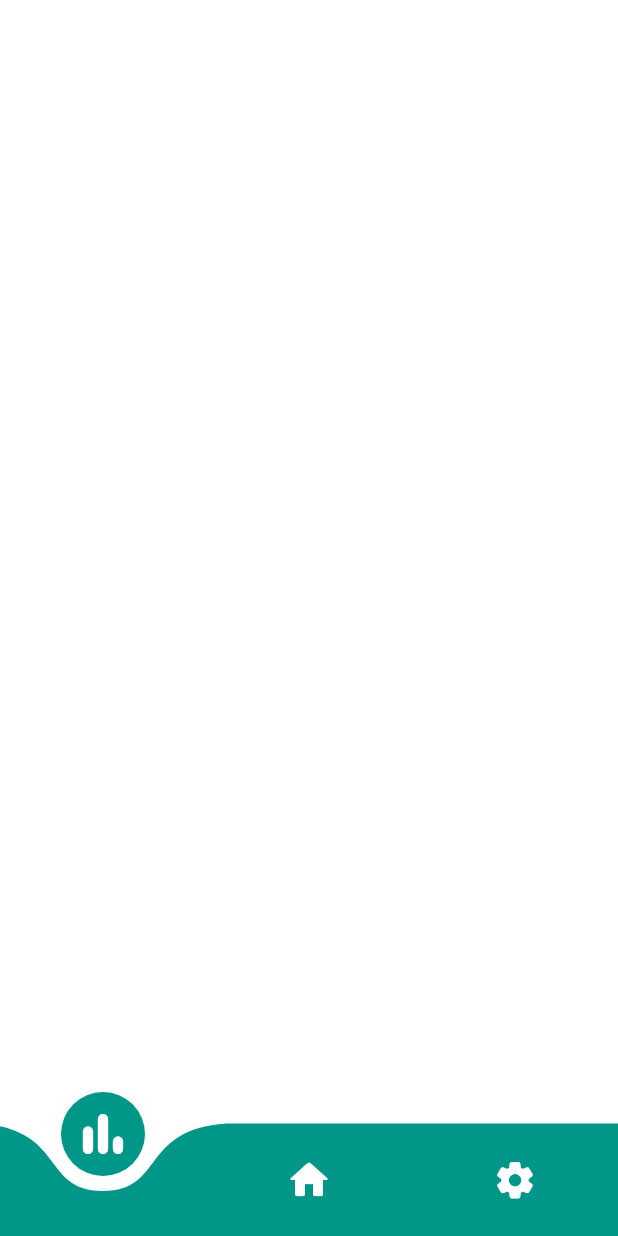
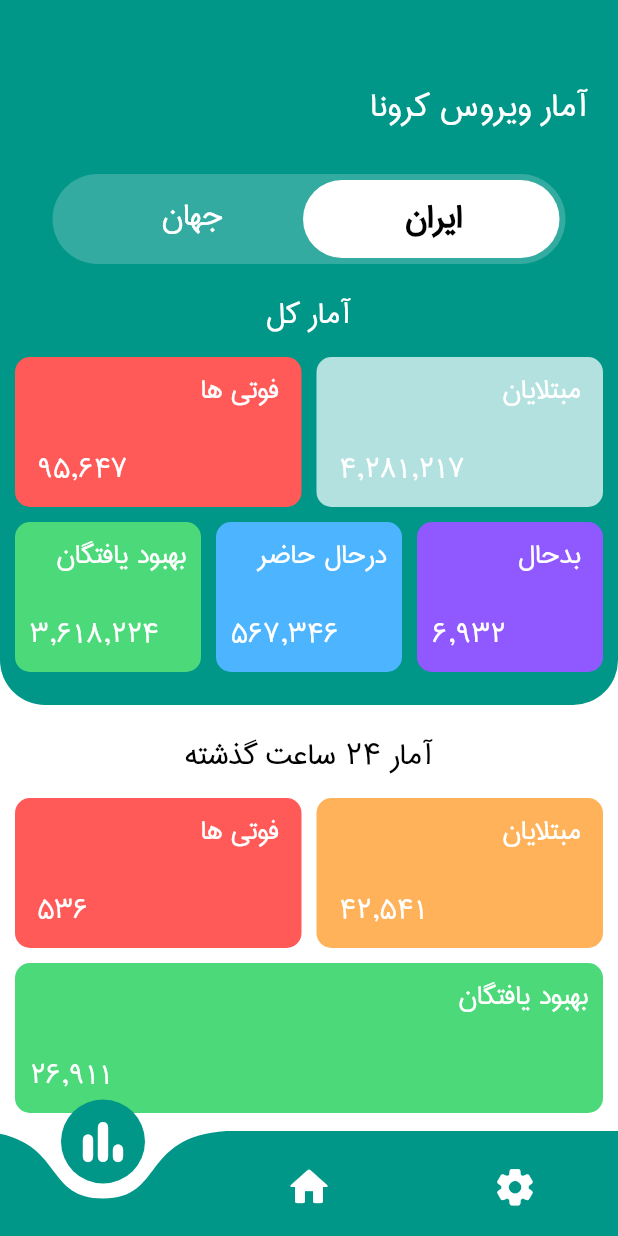
Before and after one commit to ErfanRht/Anti-Corona, a Flutter app: the screen it shows after launch, item 3 of the bottom bar chosen, on a phone screen of 412 x 824 dp. Run offline on Flutter 3.47's test engine with Material 2 defaults, Android fonts, the light colour scheme and no system bars; drawn by our look-alikes of curved_navigation_bar; our stand-ins replace get, introduction_screen; missing offline and left inert: ms_undraw.

Commit message:
statistics screen almost completed

```diff
--- /dev/null
+++ b/lib/constants/types.dart
@@ -0,0 +1 @@
+enum StatisticsTabs { IRAN, WORLD }
--- a/lib/screens/base/base-controller.dart
+++ b/lib/screens/base/base-controller.dart
@@ -5,7 +5,6 @@ class BaseController extends GetxController {
 
   updateBase({int newCurrentPage}) {
     currentPage = newCurrentPage != null ? newCurrentPage : currentPage;
-    print(newCurrentPage);
     update();
   }
 }
--- a/lib/screens/base/base.dart
+++ b/lib/screens/base/base.dart
@@ -30,7 +30,7 @@ class Base extends StatelessWidget {
           backgroundColor: kBackgroundColor,
           body: _body.elementAt(_.currentPage),
           bottomNavigationBar: CurvedNavigationBar(
-            height: 75,
+            height: 70,
             index: 1,
             animationDuration: Duration(milliseconds: 500),
             backgroundColor: kBackgroundColor,
--- /dev/null
+++ b/lib/screens/base/pages/settings/app-bar.dart
@@ -0,0 +1,26 @@
+import 'package:coronavirus/constants/colors.dart';
+import 'package:flutter/material.dart';
+
+class SettingsAppBar extends StatelessWidget {
+  @override
+  Widget build(BuildContext context) {
+    return Container(
+      width: MediaQuery.of(context).size.width,
+      height: 125,
+      decoration: BoxDecoration(
+          color: kPrimaryColor,
+          borderRadius: BorderRadius.only(
+              bottomRight: Radius.circular(25),
+              bottomLeft: Radius.circular(25))),
+      child: Row(
+        children: [
+          Padding(
+            padding: EdgeInsets.only(right: 20, top: 50),
+            child: Text("تنظیمات",
+                style: TextStyle(color: Colors.white, fontSize: 30)),
+          )
+        ],
+      ),
+    );
+  }
+}
--- a/lib/screens/base/pages/settings/settings.dart
+++ b/lib/screens/base/pages/settings/settings.dart
@@ -1,11 +1,16 @@
 import 'package:coronavirus/constants/colors.dart';
+import 'package:coronavirus/screens/base/pages/settings/app-bar.dart';
 import 'package:flutter/material.dart';
 
 class SettingsScreen extends StatelessWidget {
   @override
   Widget build(BuildContext context) {
     return Scaffold(
-      backgroundColor: kBackgroundColor,
-    );
+        backgroundColor: kBackgroundColor,
+        body: Column(
+          children: [
+            SettingsAppBar(),
+          ],
+        ));
   }
 }
--- /dev/null
+++ b/lib/screens/base/pages/statistics/app-bar.dart
@@ -0,0 +1,53 @@
+import 'package:coronavirus/constants/colors.dart';
+import 'package:coronavirus/screens/base/pages/statistics/switch-tabs.dart';
+import 'package:coronavirus/screens/base/pages/statistics/total-statistics.dart';
+import 'package:flutter/material.dart';
+
+class StatisticsAppBar extends StatelessWidget {
+  @override
+  Widget build(BuildContext context) {
+    return Container(
+      width: MediaQuery.of(context).size.width,
+      height: 470,
+      decoration: BoxDecoration(
+          color: kPrimaryColor,
+          borderRadius: BorderRadius.only(
+              bottomRight: Radius.circular(30),
+              bottomLeft: Radius.circular(30))),
+      child: Column(
+        children: [
+          Padding(
+            padding:
+                const EdgeInsets.only(right: 20, left: 20, bottom: 10, top: 50),
+            child: Row(
+              mainAxisAlignment: MainAxisAlignment.start,
+              children: [
+                Text(
+                  'آمار ویروس کرونا',
+                  style: TextStyle(
+                    color: Colors.white,
+                    fontSize: 27.5,
+                  ),
+                ),
+              ],
+            ),
+          ),
+          StatisticsSwitchTabs(),
+          Padding(
+            padding: EdgeInsets.only(top: 15, bottom: 10),
+            child: Center(
+              child: Text(
+                "آمار کل",
+                style: TextStyle(
+                  color: Colors.white,
+                  fontSize: 25,
+                ),
+              ),
+            ),
+          ),
+          TotalStatistics(),
+        ],
+      ),
+    );
+  }
+}
--- /dev/null
+++ b/lib/screens/base/pages/statistics/body.dart
@@ -0,0 +1,141 @@
+import 'package:flutter/material.dart';
+
+class StatisticsBody extends StatelessWidget {
+  @override
+  Widget build(BuildContext context) {
+    return Column(
+      children: [
+        Padding(
+          padding: EdgeInsets.only(top: 15, bottom: 10),
+          child: Center(
+            child: Text(
+              "آمار 24 ساعت گذشته",
+              style: TextStyle(
+                color: Colors.black,
+                fontSize: 25,
+              ),
+            ),
+          ),
+        ),
+        Row(
+          mainAxisAlignment: MainAxisAlignment.spaceBetween,
+          children: [
+            Container(
+              margin: EdgeInsets.only(right: 10),
+              height: 100,
+              width: (MediaQuery.of(context).size.width - 30) / 2,
+              decoration: BoxDecoration(
+                  color: Color(0xffFFB25A),
+                  borderRadius: BorderRadius.circular(10)),
+              child: Column(
+                children: [
+                  Row(
+                    children: [
+                      Padding(
+                        padding: const EdgeInsets.only(top: 5, right: 15),
+                        child: Text(
+                          "مبتلایان",
+                          style: TextStyle(color: Colors.white, fontSize: 22.5),
+                        ),
+                      ),
+                    ],
+                  ),
+                  Row(
+                    mainAxisAlignment: MainAxisAlignment.end,
+                    children: [
+                      Padding(
+                        padding: const EdgeInsets.only(top: 20, left: 15),
+                        child: Text(
+                          "42,541",
+                          style: TextStyle(color: Colors.white, fontSize: 22.5),
+                        ),
+                      ),
+                    ],
+                  ),
+                ],
+              ),
+            ),
+            Container(
+              margin: EdgeInsets.only(left: 10),
+              height: 100,
+              width: (MediaQuery.of(context).size.width - 30) / 2,
+              decoration: BoxDecoration(
+                  color: Color(0xffFF5958),
+                  borderRadius: BorderRadius.circular(10)),
+              child: Column(
+                children: [
+                  Row(
+                    children: [
+                      Padding(
+                        padding: const EdgeInsets.only(top: 5, right: 15),
+                        child: Text(
+                          "فوتی ها",
+                          style: TextStyle(color: Colors.white, fontSize: 22.5),
+                        ),
+                      ),
+                    ],
+                  ),
+                  Row(
+                    mainAxisAlignment: MainAxisAlignment.end,
+                    children: [
+                      Padding(
+                        padding: const EdgeInsets.only(top: 20, left: 15),
+                        child: Text(
+                          "536",
+                          style: TextStyle(color: Colors.white, fontSize: 22.5),
+                        ),
+                      ),
+                    ],
+                  ),
+                ],
+              ),
+            ),
+          ],
+        ),
+        SizedBox(
+          height: 10,
+        ),
+        Row(
+          mainAxisAlignment: MainAxisAlignment.center,
+          children: [
+            Container(
+              margin: EdgeInsets.only(left: 0),
+              height: 100,
+              width: (MediaQuery.of(context).size.width - 20),
+              decoration: BoxDecoration(
+                  color: Color(0xff4CD97A),
+                  borderRadius: BorderRadius.circular(10)),
+              child: Column(
+                children: [
+                  Row(
+                    children: [
+                      Padding(
+                        padding: const EdgeInsets.only(top: 5, right: 10),
+                        child: Text(
+                          "بهبود یافتگان",
+                          style: TextStyle(color: Colors.white, fontSize: 22.5),
+                        ),
+                      ),
+                    ],
+                  ),
+                  Row(
+                    mainAxisAlignment: MainAxisAlignment.end,
+                    children: [
+                      Padding(
+                        padding: const EdgeInsets.only(top: 20, left: 10),
+                        child: Text(
+                          "26,911",
+                          style: TextStyle(color: Colors.white, fontSize: 22.5),
+                        ),
+                      ),
+                    ],
+                  ),
+                ],
+              ),
+            ),
+          ],
+        ),
+      ],
+    );
+  }
+}
--- /dev/null
+++ b/lib/screens/base/pages/statistics/statistics-controller.dart
@@ -0,0 +1,4 @@
+import 'package:flutter/material.dart';
+import 'package:get/get.dart';
+
+class StatisticsController extends GetxController {}
--- a/lib/screens/base/pages/statistics/statistics.dart
+++ b/lib/screens/base/pages/statistics/statistics.dart
@@ -1,4 +1,6 @@
 import 'package:coronavirus/constants/colors.dart';
+import 'package:coronavirus/screens/base/pages/statistics/app-bar.dart';
+import 'package:coronavirus/screens/base/pages/statistics/body.dart';
 import 'package:flutter/material.dart';
 
 class StatisticsScreen extends StatelessWidget {
@@ -6,6 +8,9 @@ class StatisticsScreen extends StatelessWidget {
   Widget build(BuildContext context) {
     return Scaffold(
       backgroundColor: kBackgroundColor,
+      body: Column(
+        children: [StatisticsAppBar(), StatisticsBody()],
+      ),
     );
   }
 }
--- /dev/null
+++ b/lib/screens/base/pages/statistics/switch-tabs.dart
@@ -0,0 +1,144 @@
+import 'package:coronavirus/constants/types.dart';
+import 'package:flutter/material.dart';
+
+class StatisticsSwitchTabs extends StatefulWidget {
+  @override
+  _StatisticsSwitchTabsState createState() => _StatisticsSwitchTabsState();
+}
+
+class _StatisticsSwitchTabsState extends State<StatisticsSwitchTabs> {
+  EdgeInsets selectedMargin = EdgeInsets.zero;
+  StatisticsTabs selectedTab = StatisticsTabs.IRAN;
+  @override
+  Widget build(BuildContext context) {
+    return Container(
+      margin: EdgeInsets.only(top: 15),
+      padding: EdgeInsets.all(4),
+      width: MediaQuery.of(context).size.width - 70,
+      height: 60,
+      decoration: BoxDecoration(
+          color: Color(0xffFFFFFF).withOpacity(0.2),
+          borderRadius: BorderRadius.circular(50)),
+      child: Stack(
+        children: [
+          InkWell(
+            onTap: () {
+              switchTab();
+            },
+            child: Padding(
+              padding: const EdgeInsets.only(top: 5),
+              child: Row(
+                mainAxisAlignment: MainAxisAlignment.spaceBetween,
+                children: [
+                  SizedBox(
+                    width: 20,
+                  ),
+                  InkWell(
+                    onTap: () {
+                      switchTab();
+                    },
+                    child: AnimatedOpacity(
+                      opacity: selectedTab == StatisticsTabs.WORLD ? 1 : 0,
+                      duration: Duration(milliseconds: 250),
+                      child: Text(
+                        "ایران",
+                        style: TextStyle(
+                          color: Color(0xffffffff),
+                          fontSize: 26,
+                        ),
+                      ),
+                    ),
+                  ),
+                  SizedBox(
+                    width: 20,
+                  ),
+                  InkWell(
+                    onTap: () {
+                      switchTab();
+                    },
+                    child: AnimatedOpacity(
+                      opacity: selectedTab == StatisticsTabs.IRAN ? 1 : 0,
+                      duration: Duration(milliseconds: 250),
+                      child: Text(
+                        "جهان",
+                        style: TextStyle(
+                          color: Color(0xffffffff),
+                          fontSize: 26,
+                        ),
+                      ),
+                    ),
+                  ),
+                  SizedBox(
+                    width: 20,
+                  ),
+                ],
+              ),
+            ),
+          ),
+          Row(
+            children: [
+              InkWell(
+                onTap: () {
+                  switchTab();
+                },
+                child: AnimatedContainer(
+                  duration: Duration(milliseconds: 250),
+                  margin: selectedMargin,
+                  width: (MediaQuery.of(context).size.width - 70) / 2,
+                  height: 60,
+                  decoration: BoxDecoration(
+                      color: Color(0xffffffff),
+                      borderRadius: BorderRadius.circular(50)),
+                  child: Center(
+                    child: Stack(
+                      children: [
+                        AnimatedOpacity(
+                          opacity: selectedTab == StatisticsTabs.WORLD ? 1 : 0,
+                          duration: Duration(milliseconds: 50),
+                          child: Text(
+                            "جهان",
+                            style: TextStyle(
+                                color: Colors.black,
+                                fontSize: 26,
+                                fontWeight: FontWeight.bold),
+                          ),
+                        ),
+                        AnimatedOpacity(
+                          opacity: selectedTab == StatisticsTabs.IRAN ? 1 : 0,
+                          duration: Duration(milliseconds: 50),
+                          child: Text(
+                            "ایران",
+                            style: TextStyle(
+                                color: Colors.black,
+                                fontSize: 26,
+                                fontWeight: FontWeight.bold),
+                          ),
+                        ),
+                      ],
+                    ),
+                  ),
+                ),
+              ),
+            ],
+          ),
+        ],
+      ),
+    );
+  }
+
+  switchTab() {
+    print("tapped");
+    if (selectedTab == StatisticsTabs.IRAN) {
+      setState(() {
+        selectedTab = StatisticsTabs.WORLD;
+        selectedMargin = EdgeInsets.only(
+            right: (MediaQuery.of(context).size.width - 87.5) / 2);
+      });
+    } else if (selectedTab == StatisticsTabs.WORLD) {
+      setState(() {
+        selectedTab = StatisticsTabs.IRAN;
+        selectedMargin = EdgeInsets.zero;
+      });
+    }
+  }
+}
--- /dev/null
+++ b/lib/screens/base/pages/statistics/total-statistics.dart
@@ -0,0 +1,200 @@
+import 'package:coronavirus/constants/colors.dart';
+import 'package:flutter/material.dart';
+
+class TotalStatistics extends StatelessWidget {
+  @override
+  Widget build(BuildContext context) {
+    return Column(
+      children: [
+        Row(
+          mainAxisAlignment: MainAxisAlignment.spaceBetween,
+          children: [
+            Container(
+              margin: EdgeInsets.only(right: 10),
+              height: 100,
+              width: (MediaQuery.of(context).size.width - 30) / 2,
+              decoration: BoxDecoration(
+                  color: kSecondaryColor,
+                  borderRadius: BorderRadius.circular(10)),
+              child: Column(
+                children: [
+                  Row(
+                    children: [
+                      Padding(
+                        padding: const EdgeInsets.only(top: 5, right: 15),
+                        child: Text(
+                          "مبتلایان",
+                          style: TextStyle(color: Colors.white, fontSize: 22.5),
+                        ),
+                      ),
+                    ],
+                  ),
+                  Row(
+                    mainAxisAlignment: MainAxisAlignment.end,
+                    children: [
+                      Padding(
+                        padding: const EdgeInsets.only(top: 20, left: 15),
+                        child: Text(
+                          "4,281,217",
+                          style: TextStyle(color: Colors.white, fontSize: 22.5),
+                        ),
+                      ),
+                    ],
+                  ),
+                ],
+              ),
+            ),
+            Container(
+              margin: EdgeInsets.only(left: 10),
+              height: 100,
+              width: (MediaQuery.of(context).size.width - 30) / 2,
+              decoration: BoxDecoration(
+                  color: Color(0xffFF5958),
+                  borderRadius: BorderRadius.circular(10)),
+              child: Column(
+                children: [
+                  Row(
+                    children: [
+                      Padding(
+                        padding: const EdgeInsets.only(top: 5, right: 15),
+                        child: Text(
+                          "فوتی ها",
+                          style: TextStyle(color: Colors.white, fontSize: 22.5),
+                        ),
+                      ),
+                    ],
+                  ),
+                  Row(
+                    mainAxisAlignment: MainAxisAlignment.end,
+                    children: [
+                      Padding(
+                        padding: const EdgeInsets.only(top: 20, left: 15),
+                        child: Text(
+                          "95,647",
+                          style: TextStyle(color: Colors.white, fontSize: 22.5),
+                        ),
+                      ),
+                    ],
+                  ),
+                ],
+              ),
+            ),
+          ],
+        ),
+        SizedBox(
+          height: 10,
+        ),
+        Row(
+          mainAxisAlignment: MainAxisAlignment.spaceBetween,
+          children: [
+            Container(
+              margin: EdgeInsets.only(right: 10),
+              height: 100,
+              width: (MediaQuery.of(context).size.width - 40) / 3,
+              decoration: BoxDecoration(
+                  color: Color(0xff9059FF),
+                  borderRadius: BorderRadius.circular(10)),
+              child: Column(
+                children: [
+                  Row(
+                    children: [
+                      Padding(
+                        padding: const EdgeInsets.only(top: 5, right: 15),
+                        child: Text(
+                          "بدحال",
+                          style: TextStyle(color: Colors.white, fontSize: 22.5),
+                        ),
+                      ),
+                    ],
+                  ),
+                  Row(
+                    mainAxisAlignment: MainAxisAlignment.end,
+                    children: [
+                      Padding(
+                        padding: const EdgeInsets.only(top: 20, left: 10),
+                        child: Text(
+                          "6,932",
+                          style: TextStyle(color: Colors.white, fontSize: 22.5),
+                        ),
+                      ),
+                    ],
+                  ),
+                ],
+              ),
+            ),
+            Container(
+              margin: EdgeInsets.only(right: 0),
+              height: 100,
+              width: (MediaQuery.of(context).size.width - 40) / 3,
+              decoration: BoxDecoration(
+                  color: Color(0xff4DB5FF),
+                  borderRadius: BorderRadius.circular(10)),
+              child: Column(
+                children: [
+                  Row(
+                    children: [
+                      Padding(
+                        padding: const EdgeInsets.only(top: 5, right: 10),
+                        child: Text(
+                          "درحال حاضر",
+                          style: TextStyle(color: Colors.white, fontSize: 22.5),
+                        ),
+                      ),
+                    ],
+                  ),
+                  Row(
+                    mainAxisAlignment: MainAxisAlignment.end,
+                    children: [
+                      Padding(
+                        padding: const EdgeInsets.only(top: 20, left: 10),
+                        child: Text(
+                          "567,346",
+                          style: TextStyle(color: Colors.white, fontSize: 22.5),
+                        ),
+                      ),
+                    ],
+                  ),
+                ],
+              ),
+            ),
+            Container(
+              margin: EdgeInsets.only(left: 10),
+              height: 100,
+              width: (MediaQuery.of(context).size.width - 40) / 3,
+              decoration: BoxDecoration(
+                  color: Color(0xff4CD97A),
+                  borderRadius: BorderRadius.circular(10)),
+              child: Column(
+                children: [
+                  Row(
+                    children: [
+                      Padding(
+                        padding: const EdgeInsets.only(top: 5, right: 10),
+                        child: Text(
+                          "بهبود یافتگان",
+                          style: TextStyle(color: Colors.white, fontSize: 22.5),
+                        ),
+                      ),
+                    ],
+                  ),
+                  Row(
+                    mainAxisAlignment: MainAxisAlignment.end,
+                    children: [
+                      Padding(
+                        padding: const EdgeInsets.only(top: 20, left: 10),
+                        child: Text(
+                          "3,618,224",
+                          style: TextStyle(color: Colors.white, fontSize: 22.5),
+                        ),
+                      ),
+                    ],
+                  ),
+                ],
+              ),
+            ),
+          ],
+        ),
+      ],
+    );
+  }
+}
```
Also changed, not shown: 1 other file.
